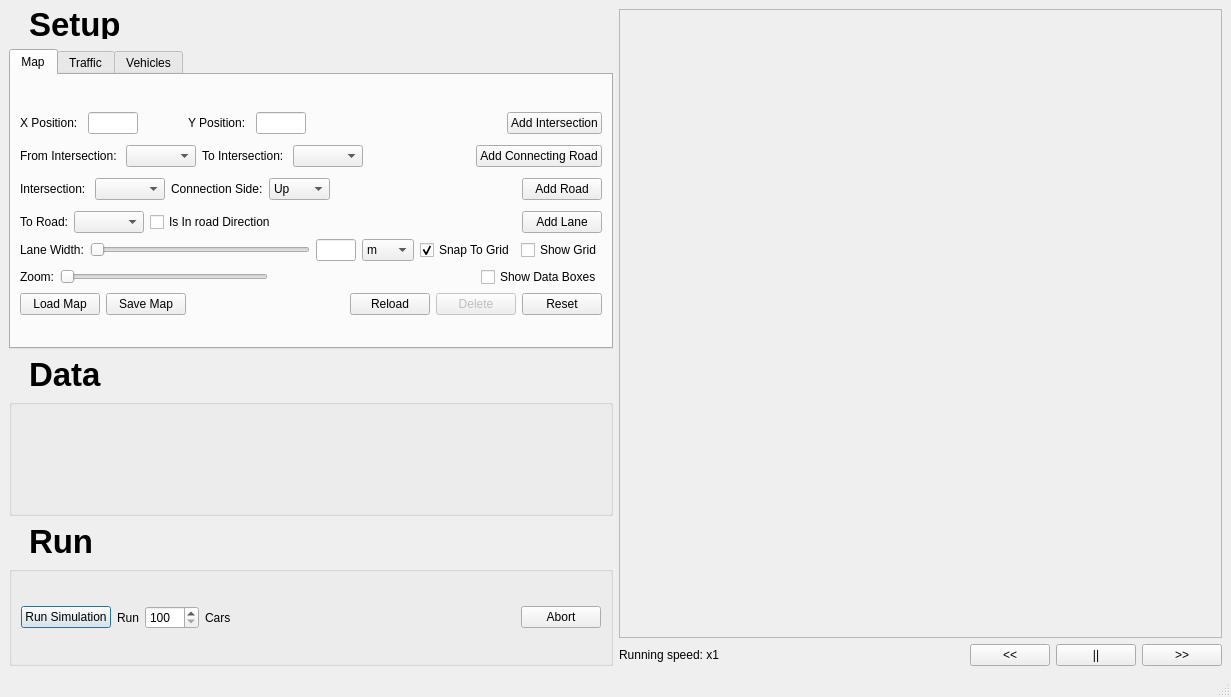
Qt form src/UI/mainwindow.ui (samuelarbibe/ai-tms) before a commit.
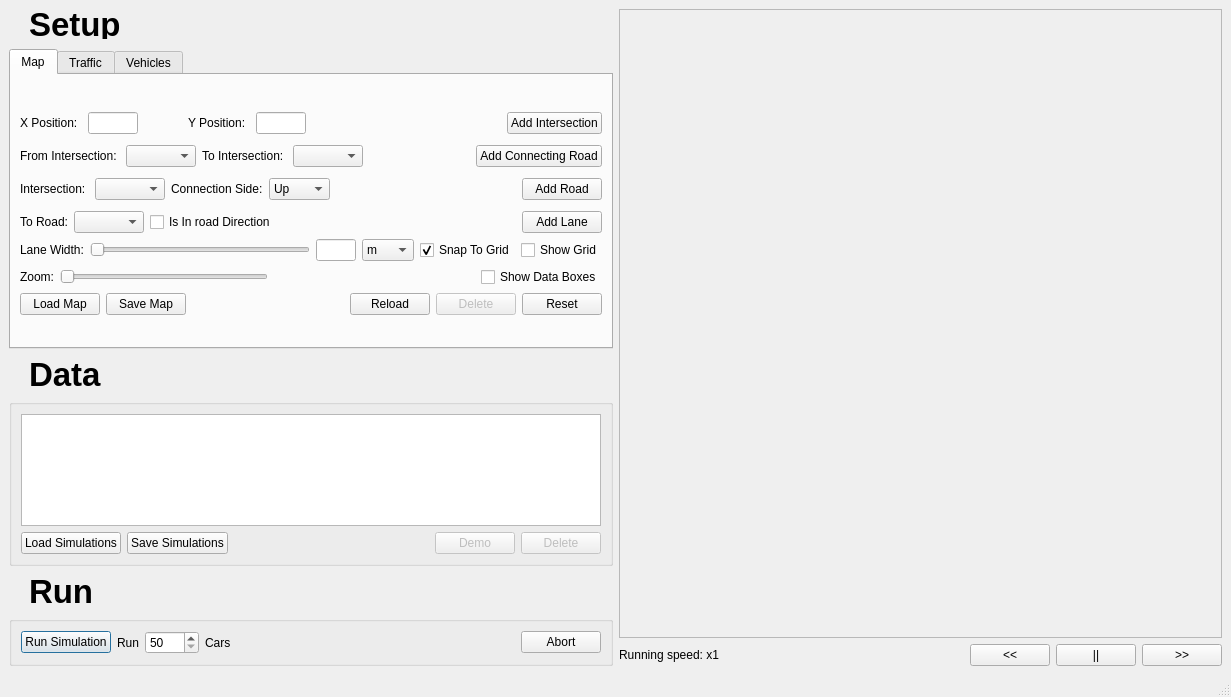
The same form after that commit.

Commit message: Simulation saving and loading added

The edit to the form file:
```diff
--- a/src/UI/mainwindow.ui
+++ b/src/UI/mainwindow.ui
@@ -1575,8 +1575,73 @@
            <string/>
           </property>
           <layout class="QGridLayout" name="gridLayout_2">
-           <item row="1" column="0">
-            <layout class="QVBoxLayout" name="verticalLayout_5"/>
+           <item row="0" column="0">
+            <layout class="QVBoxLayout" name="verticalLayout_7">
+             <item>
+              <widget class="QTableView" name="SimTable"/>
+             </item>
+             <item>
+              <layout class="QVBoxLayout" name="verticalLayout_5">
+               <item>
+                <layout class="QHBoxLayout" name="horizontalLayout_25">
+                 <item>
+                  <widget class="QPushButton" name="LoadSimButton">
+                   <property name="text">
+                    <string>Load Simulations</string>
+                   </property>
+                  </widget>
+                 </item>
+                 <item>
+                  <widget class="QPushButton" name="SaveSimButton">
+                   <property name="text">
+                    <string>Save Simulations</string>
+                   </property>
+                  </widget>
+                 </item>
+                 <item>
+                  <spacer name="horizontalSpacer_19">
+                   <property name="orientation">
+                    <enum>Qt::Horizontal</enum>
+                   </property>
+                   <property name="sizeHint" stdset="0">
+                    <size>
+                     <width>40</width>
+                     <height>20</height>
+                    </size>
+                   </property>
+                  </spacer>
+                 </item>
+                 <item>
+                  <widget class="QPushButton" name="RunDemoButton">
+                   <property name="enabled">
+                    <bool>false</bool>
+                   </property>
+                   <property name="whatsThis">
+                    <string>delete selected item</string>
+                   </property>
+                   <property name="text">
+                    <string>Demo</string>
+                   </property>
+                  </widget>
+                 </item>
+                 <item>
+                  <widget class="QPushButton" name="DeleteSimButton">
+                   <property name="enabled">
+                    <bool>false</bool>
+                   </property>
+                   <property name="whatsThis">
+                    <string>delete selected item</string>
+                   </property>
+                   <property name="text">
+                    <string>Delete</string>
+                   </property>
+                  </widget>
+                 </item>
+                </layout>
+               </item>
+              </layout>
+             </item>
+            </layout>
            </item>
           </layout>
          </widget>
@@ -1674,7 +1739,7 @@
                 <string extracomment=" "/>
                </property>
                <property name="minimum">
-                <number>100</number>
+                <number>50</number>
                </property>
                <property name="maximum">
                 <number>1000</number>
@@ -1709,6 +1774,9 @@
              </item>
              <item>
               <widget class="QPushButton" name="AbortButton">
+               <property name="enabled">
+                <bool>true</bool>
+               </property>
                <property name="text">
                 <string>Abort</string>
                </property>
```
Left out of the diff: 2 changed lines with no effect on the pictures. The commit also changes 9 other files.
